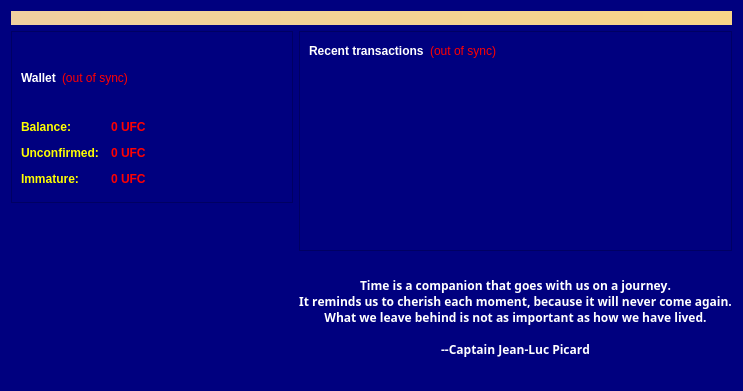
Old version of the form src/qt/forms/overviewpage.ui in the repository scificryptocoin/Federation-Credits.
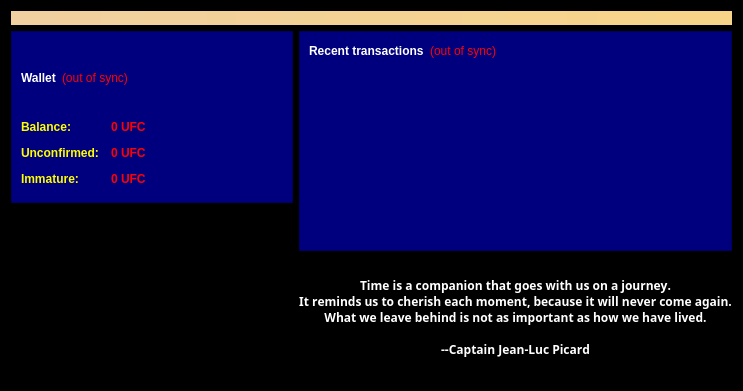
New version of the form. Icons and pictures are not drawn.

The edit to the form file:
```diff
--- a/src/qt/forms/overviewpage.ui
+++ b/src/qt/forms/overviewpage.ui
@@ -27,7 +27,7 @@
        <color alpha="255">
         <red>0</red>
         <green>0</green>
-        <blue>127</blue>
+        <blue>0</blue>
        </color>
       </brush>
      </colorrole>
@@ -99,7 +99,7 @@
        <color alpha="255">
         <red>0</red>
         <green>0</green>
-        <blue>127</blue>
+        <blue>0</blue>
        </color>
       </brush>
      </colorrole>
@@ -108,7 +108,7 @@
        <color alpha="255">
         <red>0</red>
         <green>0</green>
-        <blue>127</blue>
+        <blue>0</blue>
        </color>
       </brush>
      </colorrole>
@@ -200,7 +200,7 @@
        <color alpha="255">
         <red>0</red>
         <green>0</green>
-        <blue>127</blue>
+        <blue>0</blue>
        </color>
       </brush>
      </colorrole>
@@ -272,7 +272,7 @@
        <color alpha="255">
         <red>0</red>
         <green>0</green>
-        <blue>127</blue>
+        <blue>0</blue>
        </color>
       </brush>
      </colorrole>
@@ -281,7 +281,7 @@
        <color alpha="255">
         <red>0</red>
         <green>0</green>
-        <blue>127</blue>
+        <blue>0</blue>
        </color>
       </brush>
      </colorrole>
@@ -373,7 +373,7 @@
        <color alpha="255">
         <red>0</red>
         <green>0</green>
-        <blue>127</blue>
+        <blue>0</blue>
        </color>
       </brush>
      </colorrole>
@@ -445,7 +445,7 @@
        <color alpha="255">
         <red>0</red>
         <green>0</green>
-        <blue>127</blue>
+        <blue>0</blue>
        </color>
       </brush>
      </colorrole>
@@ -454,7 +454,7 @@
        <color alpha="255">
         <red>0</red>
         <green>0</green>
-        <blue>127</blue>
+        <blue>0</blue>
        </color>
       </brush>
      </colorrole>
@@ -540,7 +540,7 @@
    <bool>false</bool>
   </property>
   <property name="styleSheet">
-   <string notr="true">background-color: rgb(0, 0, 127);</string>
+   <string notr="true">background-color: rgb(0, 0, 0);</string>
   </property>
   <layout class="QVBoxLayout" name="topLayout">
    <item>
```
